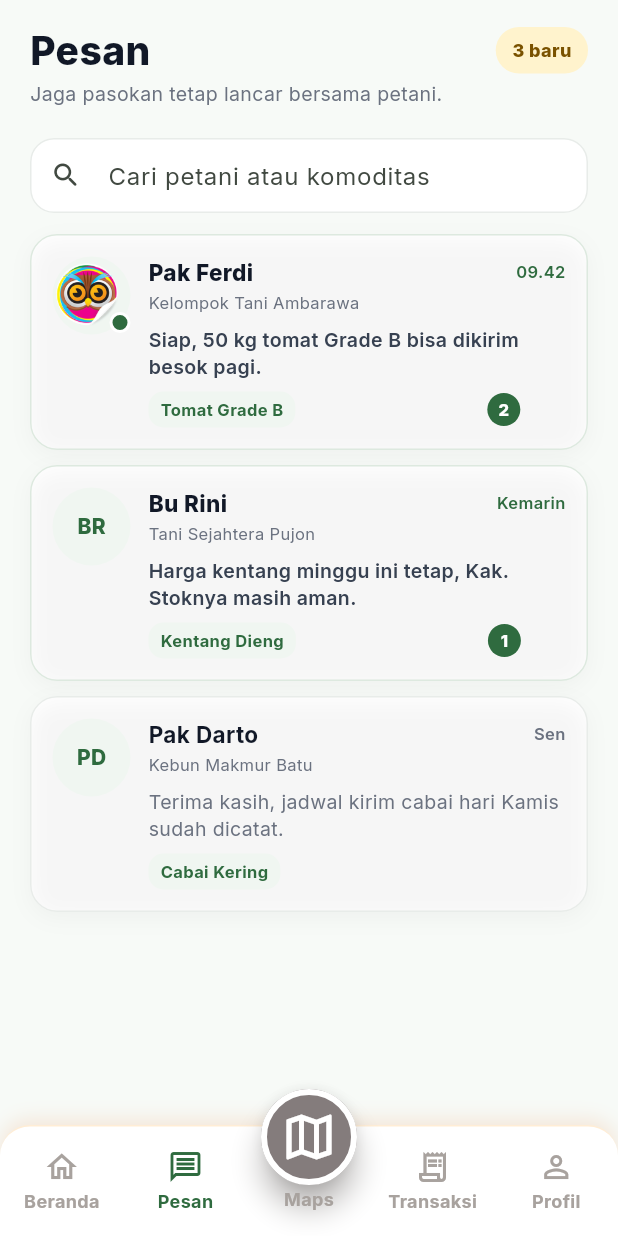
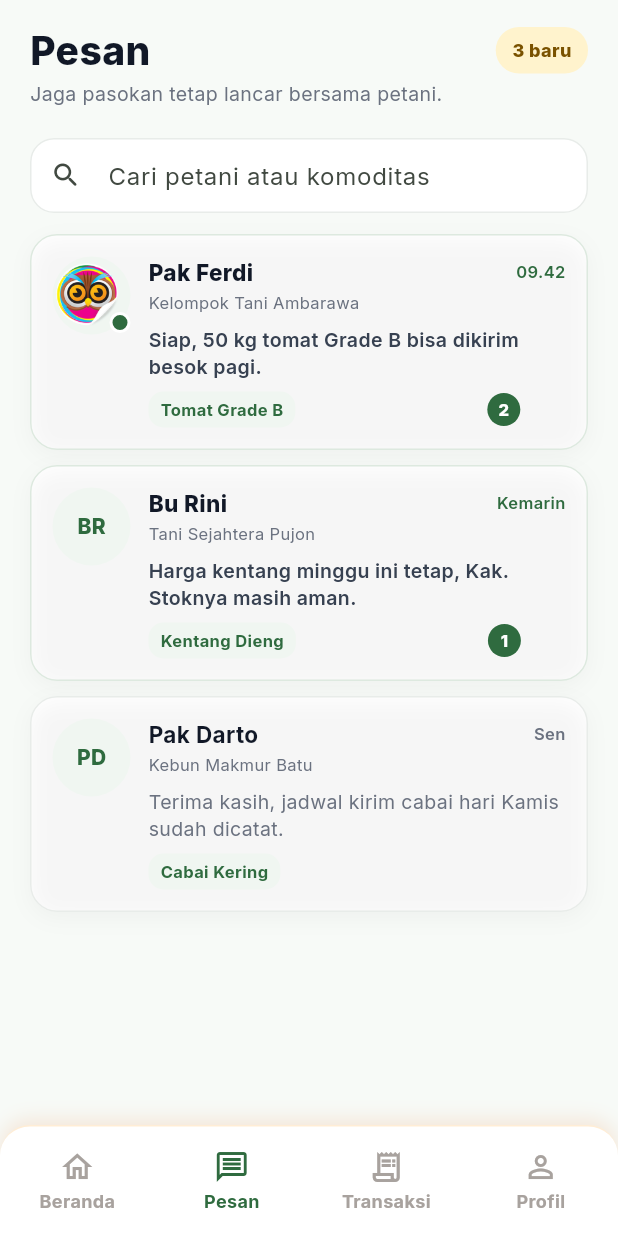
Before and after one commit to ayiinee/panenin, a Flutter app: the BuyerMessagesScreen screen opened by its route, on a phone screen of 412 x 824 dp. Run offline on Flutter 3.47's test engine with Material 3 defaults, Android fonts, the phone set to English and light mode, and no system bars; our stand-ins replace font_awesome_flutter.

Commit message:
delete maps navigation

```diff
--- a/frontend/lib/features/home/presentation/screens/buyer_home_screen.dart
+++ b/frontend/lib/features/home/presentation/screens/buyer_home_screen.dart
@@ -72,10 +72,6 @@ class BuyerHomeScreen extends StatelessWidget {
                             onProfile: () => Navigator.pushReplacementNamed(
                               context,
                               RouteNames.buyerProfile,
-                            ),
-                            onUnavailable: (label) => _showMessage(
-                              context,
-                              '$label akan segera tersedia.',
                             ),
                           ),
                         ),
--- a/frontend/lib/features/messages/presentation/screens/buyer_messages_screen.dart
+++ b/frontend/lib/features/messages/presentation/screens/buyer_messages_screen.dart
@@ -122,8 +122,6 @@ class _BuyerMessagesScreenState extends State<BuyerMessagesScreen> {
                             context,
                             RouteNames.buyerProfile,
                           ),
-                          onUnavailable: (label) =>
-                              _showMessage('$label akan segera tersedia.'),
                         ),
                       ),
                     ],
--- a/frontend/lib/features/orders/presentation/screens/buyer_orders_screen.dart
+++ b/frontend/lib/features/orders/presentation/screens/buyer_orders_screen.dart
@@ -77,8 +77,6 @@ class _BuyerOrdersScreenState extends State<BuyerOrdersScreen> {
                             context,
                             RouteNames.buyerProfile,
                           ),
-                          onUnavailable: (label) =>
-                              _message('$label akan segera tersedia.'),
                         ),
                       ),
                     ],
--- a/frontend/lib/features/profile/presentation/screens/buyer_profile_screen.dart
+++ b/frontend/lib/features/profile/presentation/screens/buyer_profile_screen.dart
@@ -67,8 +67,6 @@ class BuyerProfileScreen extends StatelessWidget {
                             RouteNames.buyerOrders,
                           ),
                           onProfile: () {},
-                          onUnavailable: (label) =>
-                              _message(context, '$label akan segera tersedia.'),
                         ),
                       ),
                     ],
--- a/frontend/lib/shared/widgets/buyer_bottom_navigation.dart
+++ b/frontend/lib/shared/widgets/buyer_bottom_navigation.dart
@@ -10,7 +10,6 @@ class BuyerBottomNavigation extends StatelessWidget {
     required this.onMessages,
     required this.onTransactions,
     required this.onProfile,
-    required this.onUnavailable,
     super.key,
   });
 
@@ -19,16 +18,10 @@ class BuyerBottomNavigation extends StatelessWidget {
   final VoidCallback onMessages;
   final VoidCallback onTransactions;
   final VoidCallback onProfile;
-  final ValueChanged<String> onUnavailable;
 
   @override
   Widget build(BuildContext context) {
-    return SizedBox(
-      height: 98,
-      child: Stack(
-        alignment: Alignment.bottomCenter,
-        children: [
-          Container(
+    return Container(
       height: 74,
       decoration: const BoxDecoration(
         color: Colors.white,
@@ -62,14 +55,12 @@ class BuyerBottomNavigation extends StatelessWidget {
               onPressed: onMessages,
             ),
           ),
-                const Expanded(child: SizedBox()),
           Expanded(
             child: _NavigationItem(
               key: const ValueKey('transactions-navigation'),
               icon: Icons.receipt_long_outlined,
               label: 'Transaksi',
-                    selected:
-                        selected == BuyerNavigationDestination.transactions,
+              selected: selected == BuyerNavigationDestination.transactions,
               onPressed: onTransactions,
             ),
           ),
@@ -80,47 +71,6 @@ class BuyerBottomNavigation extends StatelessWidget {
               label: 'Profil',
               selected: selected == BuyerNavigationDestination.profile,
               onPressed: onProfile,
-                  ),
-                ),
-              ],
-            ),
-          ),
-          Positioned(
-            top: 0,
-            child: Column(
-              children: [
-                Material(
-                  color: const Color(0xFF847C7C),
-                  elevation: 8,
-                  shadowColor: const Color(0xFFA8A29E),
-                  shape: const CircleBorder(
-                    side: BorderSide(color: Colors.white, width: 4),
-                  ),
-                  child: InkWell(
-                    key: const ValueKey('maps-navigation'),
-                    onTap: () => onUnavailable('Maps'),
-                    customBorder: const CircleBorder(),
-                    child: const SizedBox.square(
-                      dimension: 64,
-                      child: Icon(
-                        Icons.map_outlined,
-                        color: Colors.white,
-                        size: 40,
-                      ),
-                    ),
-                  ),
-                ),
-                const SizedBox(height: 2),
-                const Text(
-                  'Maps',
-                  style: TextStyle(
-                    color: Color(0xFFA8A29E),
-                    fontSize: 12,
-                    fontWeight: FontWeight.w700,
-                    height: 15 / 12,
-                  ),
-                ),
-              ],
             ),
           ),
         ],
```
Lines whose indentation alone changed are shown as unchanged.
